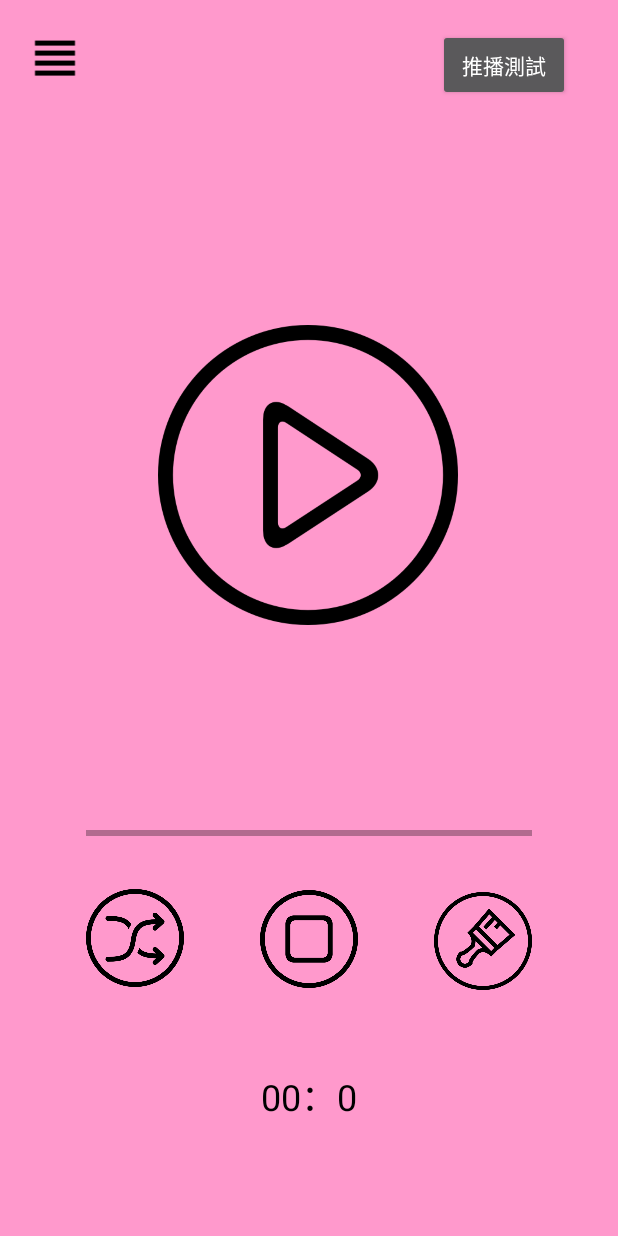
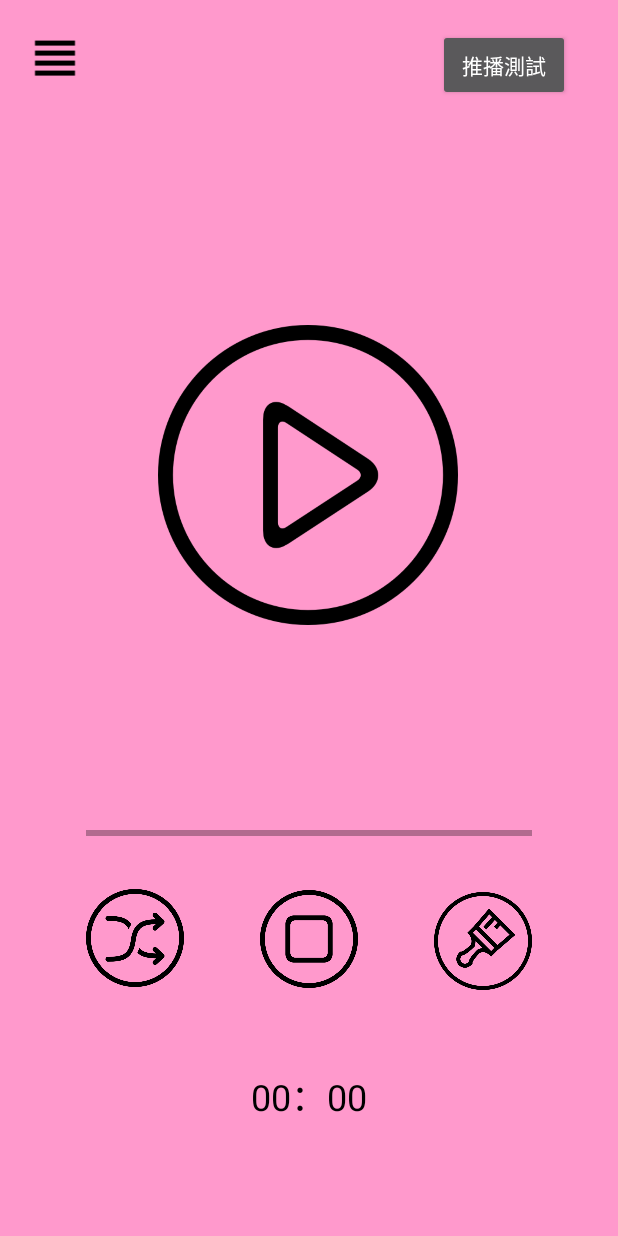
Before and after one commit to pig98520/BrushGO, an Android app: the screen it shows after launch once a user with an empty profile is signed in (Home_Activity), after a tap on an icon or button, on a phone screen of 412 x 824 dp. Run offline under Robolectric (Android 15) with nearby library versions, the phone set to English and light mode, and no system bars; our stand-ins replace Firebase (no records; nobody signed in at launch, a user with empty details on screens opened directly); libraries missing offline, so code that uses them is left out: com.firebase.client; 6 statements that could not run were skipped; 3 other taps on this screen came first.

Commit message:
2017/6/6

```diff
--- a/app/src/main/java/com/example/brush/brushgo/Home_Activity.java
+++ b/app/src/main/java/com/example/brush/brushgo/Home_Activity.java
@@ -1,7 +1,6 @@
 package com.example.brush.brushgo;
 
 import android.app.AlarmManager;
-import android.app.NotificationManager;
 import android.app.PendingIntent;
 import android.content.Context;
 import android.content.DialogInterface;
@@ -11,7 +10,6 @@ import android.graphics.drawable.ColorDrawable;
 import android.media.MediaPlayer;
 import android.os.Bundle;
 import android.os.CountDownTimer;
-import android.os.SystemClock;
 import android.support.annotation.NonNull;
 import android.support.constraint.ConstraintLayout;
 import android.support.design.widget.NavigationView;
@@ -19,7 +17,6 @@ import android.support.v4.view.GravityCompat;
 import android.support.v4.widget.DrawerLayout;
 import android.support.v7.app.AlertDialog;
 import android.support.v7.app.AppCompatActivity;
-import android.util.Log;
 import android.view.MenuItem;
 import android.view.View;
 import android.widget.Button;
@@ -33,7 +30,6 @@ import com.firebase.client.Firebase;
 import com.firebase.client.FirebaseError;
 import com.firebase.client.ValueEventListener;
 import com.google.firebase.auth.FirebaseAuth;
-import com.google.firebase.messaging.FirebaseMessaging;
 
 import java.io.IOException;
 import java.text.SimpleDateFormat;
@@ -327,7 +323,10 @@ public class Home_Activity extends AppCompatActivity implements NavigationView.O
         {
             clockArray[i].setVisibility(View.INVISIBLE);
         }
-        countdown.setText("0"+defaultTime/60+"："+defaultTime%60);
+        if(defaultTime%60<10)
+            countdown.setText("0"+defaultTime/60+"：0"+defaultTime%60);
+        else
+            countdown.setText("0"+defaultTime/60+"："+defaultTime%60);
     }
     @Override
     public boolean onNavigationItemSelected(@NonNull MenuItem item) {
```
